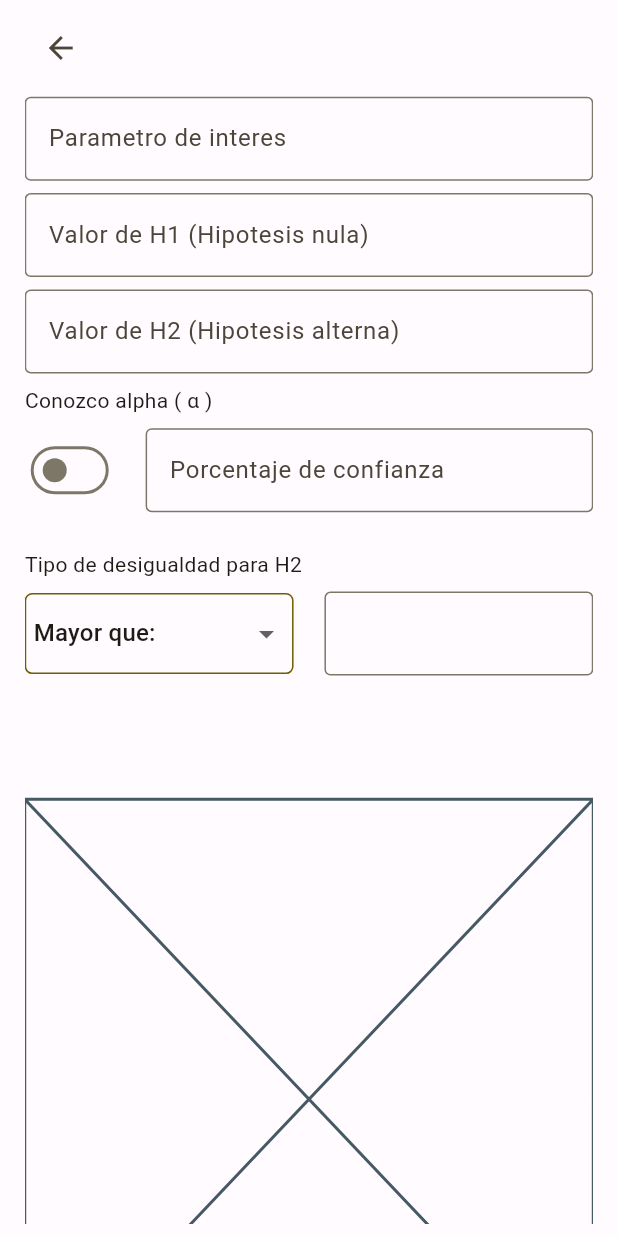
After one commit to DataBase18/Estadistica-II-PF, a Flutter app: the InferenceAboutSampleScreen screen opened by its route, on a phone screen of 412 x 824 dp. The commit adds this screen. Run offline on Flutter 3.47's test engine with Material 3 defaults, Android fonts, the phone set to English and light mode, and no system bars; our stand-ins replace lottie; missing offline and left inert: awesome_icons, dart:ffi.

Commit message:
Se agrega el UI para la inferecencia estadistica esperando poner validaciones a los inputs. Tambien la funcion visual del switch y del dropeable de tal forma que se refresque el estado.

```diff
--- a/lib/GlobalConstants.dart
+++ b/lib/GlobalConstants.dart
@@ -4,7 +4,8 @@ class GlobalConstants {
   static String conversionsScreen = "conversionScreen";
   static String aleatorySampleScreen = "aleatorySampleScreen";
   static String sizeSampleCalcScreen = "sizeSampleCalcScreen";
-  static String intervalEstimationScreen ="Estimacion por intevalos";
+  static String intervalEstimationScreen ="trustIntervalsScreen";
+  static String inferenceAboutSampleScreen="inferenceAboutSampleScreen";
 
   static String inputValidatorNumberError = "Ingrese un número";
   static String processTextButton  = "Procesar";
--- a/lib/main.dart
+++ b/lib/main.dart
@@ -1,6 +1,7 @@
 import 'package:fisicapf/GlobalConstants.dart';
 import 'package:fisicapf/screens/physical/conversion/ui/ConversionScreen.dart';
 import 'package:fisicapf/screens/screens.dart';
+import 'package:fisicapf/screens/statistics/inferenceAboutSample/ui/InferenceAboutSampleScreen.dart';
 import 'package:fisicapf/screens/statistics/intervalEstimation/ui/IntervalEstimationScreen.dart';
 import 'package:fisicapf/themes/themes.dart';
 import 'package:flutter/material.dart';
@@ -26,7 +27,8 @@ class MyApp extends StatelessWidget {
         GlobalConstants.conversionsScreen: (_) => ConversionScreen(),
         GlobalConstants.aleatorySampleScreen: (_) => AleatorySampleScreen(),
         GlobalConstants.sizeSampleCalcScreen: (_) => SizeSampleCalcScreen(),
-        GlobalConstants.intervalEstimationScreen: (_) => IntervalEstimationScreen()
+        GlobalConstants.intervalEstimationScreen: (_) => IntervalEstimationScreen(),
+        GlobalConstants.inferenceAboutSampleScreen: (_) => InferenceAboutSampleScreen()
       },
       initialRoute: GlobalConstants.homeScreenPath,
     );
--- a/lib/screens/statistics/home/data/StatisticsConstants.dart
+++ b/lib/screens/statistics/home/data/StatisticsConstants.dart
@@ -14,4 +14,7 @@ class StatisticsConstants {
 
   static String intervalEstimationTitle = "Intervalos de confianza";
   static String intervalEstimationDescription="Calcula los intervalos de confianza  con datos que proporciones";
+
+  static String inferenceAboutSampleTitle="Inferencia sobre una muestra";
+  static String inferenceAboutSampleDescription="Calcule la probablidad con base a datos en la campana de Gauss y muestre sus intervalos de aceptación de hipotesis";
 }
--- a/lib/screens/statistics/home/ui/StatisticsScreen.dart
+++ b/lib/screens/statistics/home/ui/StatisticsScreen.dart
@@ -49,6 +49,11 @@ class _StatisticsScreenState extends State<StatisticsScreen>  implements EventOb
         description: StatisticsConstants.intervalEstimationDescription,
         screenPath: GlobalConstants.intervalEstimationScreen
     ),
+    MenuModel(
+        title: StatisticsConstants.inferenceAboutSampleTitle,
+        description: StatisticsConstants.inferenceAboutSampleDescription,
+        screenPath: GlobalConstants.inferenceAboutSampleScreen
+    ),
   ];
 
   @override
--- /dev/null
+++ b/lib/screens/statistics/inferenceAboutSample/data/InferenceAboutSampleConstants.dart
@@ -0,0 +1,14 @@
+
+class InferenceAboutSampleConstants {
+  static String interestParameterLabel = "Parametro de interes";
+  static String h1MLabel ="Valor de H1 (Hipotesis nula)";
+  static String h2MLabel ="Valor de H2 (Hipotesis alterna)";
+  static String knowAlphaValueTextInfo="Conozco alpha ( α )";
+  static String alphaValueLabel="Valor de alpha";
+  static String percentageTrustLabel ="Porcentaje de confianza";
+  static String typeInequalityLabel="Tipo de desigualdad para H2";
+
+
+
+
+}
--- /dev/null
+++ b/lib/screens/statistics/inferenceAboutSample/ui/InferenceAboutSampleScreen.dart
@@ -0,0 +1,145 @@
+
+
+import 'package:fisicapf/mvvm/observer.dart';
+import 'package:fisicapf/screens/statistics/inferenceAboutSample/data/InferenceAboutSampleConstants.dart';
+import 'package:fisicapf/screens/statistics/inferenceAboutSample/ui/InferenceAboutSampleState.dart';
+import 'package:fisicapf/screens/statistics/inferenceAboutSample/ui/InferenceAboutSampleViewModel.dart';
+import 'package:fisicapf/widgets/ComboBox/SimpleComboBox.dart';
+import 'package:fisicapf/widgets/inputBasic/InputBasic.dart';
+import 'package:flutter/material.dart';
+
+class InferenceAboutSampleScreen extends StatefulWidget {
+  const InferenceAboutSampleScreen({super.key});
+
+  @override
+  State<InferenceAboutSampleScreen> createState() => _InferenceAboutSampleScreenState();
+}
+
+class _InferenceAboutSampleScreenState extends State<InferenceAboutSampleScreen> implements EventObserver {
+
+  final InferenceAboutSampleState state = InferenceAboutSampleState();
+  final InferenceAboutSampleViewModel viewModel = InferenceAboutSampleViewModel();
+
+  @override
+  void initState(){
+    super.initState();
+    viewModel.subscribe(this);
+  }
+
+  @override void dispose() {
+    viewModel.unsubscribe(this);
+    super.dispose();
+  }
+
+  @override
+  Widget build(BuildContext context) {
+    final width=MediaQuery.of(context).size.width;
+    final height=MediaQuery.of(context).size.height;
+    return SafeArea(
+      child: Scaffold(
+        body: Padding(
+          padding: EdgeInsets.symmetric(vertical: height*0.01, horizontal: width*0.04),
+          child: SingleChildScrollView(
+            child: Column(
+              crossAxisAlignment: CrossAxisAlignment.start,
+              children: [
+                const BackButton(),
+                SizedBox(height: height*0.01,),
+                InputBasic(
+                  label: InferenceAboutSampleConstants.interestParameterLabel ,
+                  inputController: state.controllerInterestParameter,
+                ),
+                SizedBox(height: height*0.01,),
+                InputBasic(
+                  label: InferenceAboutSampleConstants.h1MLabel,
+                  inputController: state.controllerInterestH1,
+                ),
+                SizedBox(height: height*0.01,),
+                InputBasic(
+                  label: InferenceAboutSampleConstants.h2MLabel,
+                  inputController: state.controllerInterestH2,
+                ),
+                SizedBox(height: height*0.01,),
+                Text(InferenceAboutSampleConstants.knowAlphaValueTextInfo),
+                SizedBox(height: height*0.01,),
+                Row(
+                  children: [
+                    Switch(
+                      value: state.knowAlphaValue,
+                      onChanged: (newValue){
+
+                      },
+                    ),
+                    SizedBox(width: width*0.05,),
+                    if (state.knowAlphaValue)
+                      Expanded(
+                        child: InputBasic(
+                          label: InferenceAboutSampleConstants.alphaValueLabel,
+                          inputController: state.controllerAlphaValue,
+                        ),
+                    ) else
+                      Expanded(
+                        child: InputBasic(
+                          label: InferenceAboutSampleConstants.percentageTrustLabel,
+                          inputController: state.controllerPercentageTrust,
+                        ),
+                    )
+                  ],
+                ),
+                SizedBox(height: height*0.03,),
+                Text(InferenceAboutSampleConstants.typeInequalityLabel),
+                SizedBox(height: height*0.01,),
+                Row(
+                  mainAxisAlignment: MainAxisAlignment.spaceBetween,
+                  children: [
+                    Expanded(
+                      child: SimpleComboBox(
+                        currentValue: state.typeInequalityList.first,
+                        items: state.typeInequalityList.map((e) {
+                          return DropdownMenuItem(
+                            value: e,
+                            child: Text(e),
+                          );
+                        }).toList(),
+                      ),
+                    ),
+                    SizedBox(width: width*0.05,),
+                    Expanded(
+                      child: InputBasic(
+
+                      ),
+                    )
+                  ],
+                ),
+                SizedBox(height: height*0.05,),
+                if (state.inferenceResultText.isNotEmpty)
+                  Text(
+                    state.inferenceResultText
+                  )
+                else Container(),
+                SizedBox(height: height*0.05,),
+                _GraphGaussBellZone()
+              ],
+            ),
+          ),
+        ),
+      ),
+    );
+  }
+
+  @override
+  void notify(ViewEvent event) {
+    // TODO: implement notify
+  }
+}
+
+
+
+class _GraphGaussBellZone extends StatelessWidget {
+  const _GraphGaussBellZone({super.key});
+
+  @override
+  Widget build(BuildContext context) {
+    return const Placeholder();
+  }
+}
--- /dev/null
+++ b/lib/screens/statistics/inferenceAboutSample/ui/InferenceAboutSampleState.dart
@@ -0,0 +1,18 @@
+
+import 'package:flutter/cupertino.dart';
+
+class InferenceAboutSampleState {
+  TextEditingController controllerInterestParameter=TextEditingController();
+  TextEditingController controllerInterestH1=TextEditingController();
+  TextEditingController controllerInterestH2=TextEditingController();
+  bool knowAlphaValue=false;
+  TextEditingController controllerAlphaValue=TextEditingController();
+  TextEditingController controllerPercentageTrust =TextEditingController();
+  List typeInequalityList=[
+    "Mayor que: ",
+    "Diferente que:",
+    "Menor que:"
+  ];
+  String inferenceResultText="";
+
+}
--- /dev/null
+++ b/lib/screens/statistics/inferenceAboutSample/ui/InferenceAboutSampleViewModel.dart
@@ -0,0 +1,7 @@
+
+
+import 'package:fisicapf/mvvm/viewModel.dart';
+
+class InferenceAboutSampleViewModel extends EventViewModel {
+
+}
```
Also changed, not shown: lib/screens/statistics/inferenceAboutSample/ui/InferenceAboutSampleEvent.dart (added).
